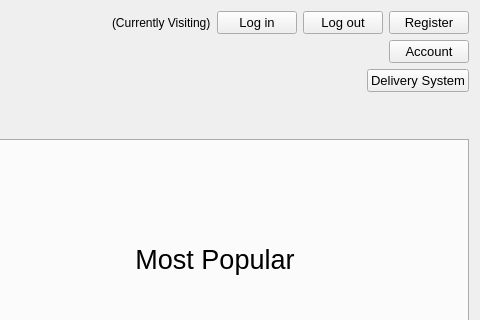
mdsakilkhan/CSC32200-Project, file UiFiles/Homepage.ui: the form before one commit; both pictures show x 542 to 1022 and y 0 to 320 of the 1022 by 800 pixel window.
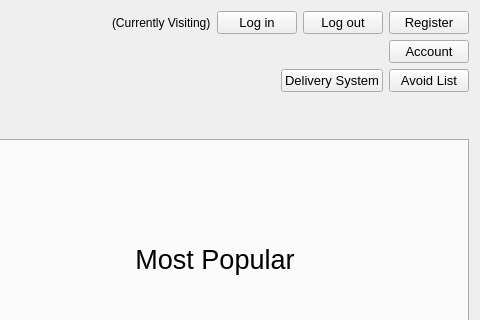
The form after the commit.

Commit message: added avoid list

What changed in the file:
```diff
--- a/UiFiles/Homepage.ui
+++ b/UiFiles/Homepage.ui
@@ -201,6 +201,24 @@
            </property>
           </widget>
          </item>
+         <item>
+          <widget class="QPushButton" name="pButton_avoidList">
+           <property name="maximumSize">
+            <size>
+             <width>150</width>
+             <height>16777215</height>
+            </size>
+           </property>
+           <property name="font">
+            <font>
+             <pointsize>10</pointsize>
+            </font>
+           </property>
+           <property name="text">
+            <string>Avoid List</string>
+           </property>
+          </widget>
+         </item>
         </layout>
        </item>
       </layout>
```
The commit also changes 7 other files.
